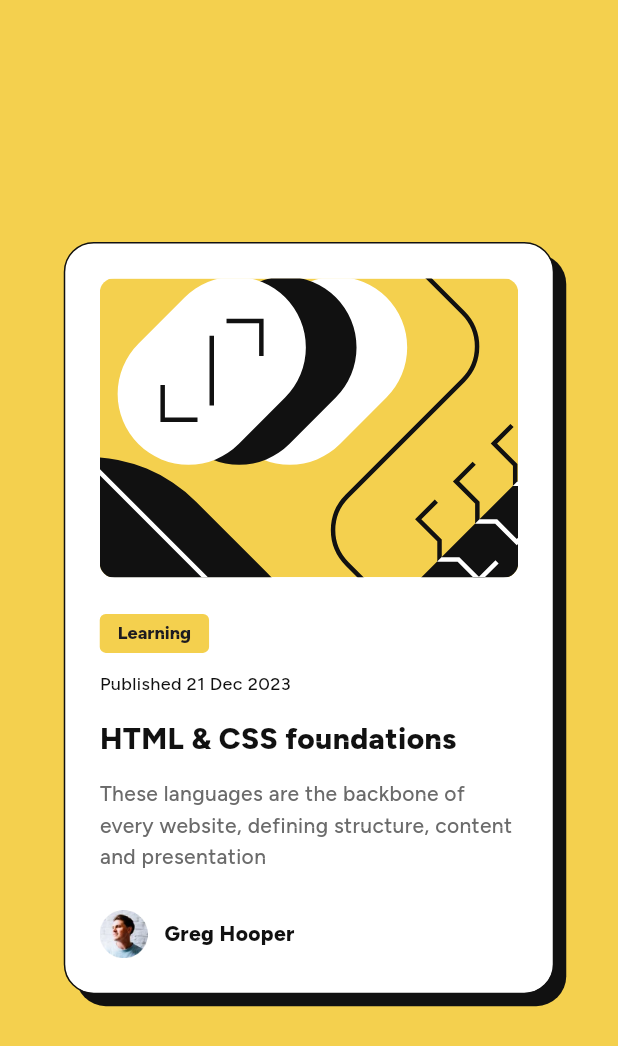
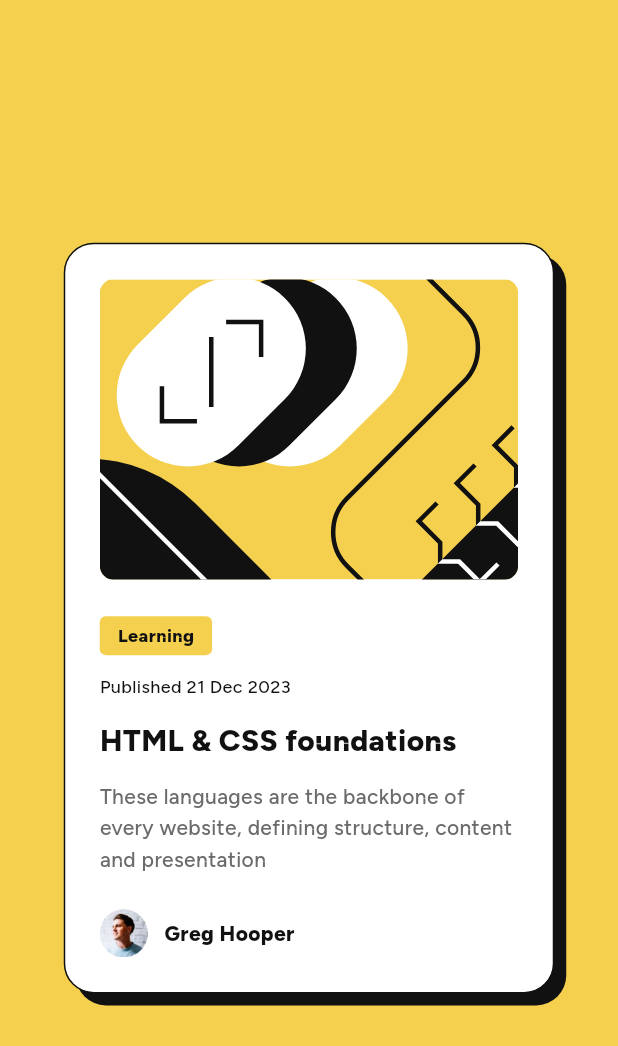
Before and after one commit to JustANipple/blog_preview_card, a Flutter app: the screen it shows after launch, on a phone screen of 412 x 824 dp. Shown: the top 1046 px of the screen. Run offline on Flutter 3.47's test engine with Material 3 defaults, Android fonts, the phone set to English and light mode, and no system bars; our stand-ins replace flutter_svg; missing offline and left inert: pixel_perfect.

Commit message:
moved components, completed challenge

```diff
--- /dev/null
+++ b/lib/components/card_badge.dart
@@ -0,0 +1,27 @@
+import 'package:flutter/material.dart';
+
+class CardBadge extends StatelessWidget {
+  final Color color;
+  final double hPadding;
+  final double vPadding;
+  final double borderRadius;
+  final Text text;
+
+  const CardBadge(
+      {required this.color,
+      required this.hPadding,
+      required this.vPadding,
+      required this.borderRadius,
+      required this.text,
+      super.key});
+
+  @override
+  Widget build(BuildContext context) {
+    return Container(
+      padding: EdgeInsets.symmetric(horizontal: hPadding, vertical: vPadding),
+      decoration: BoxDecoration(
+          borderRadius: BorderRadius.circular(borderRadius), color: color),
+      child: text,
+    );
+  }
+}
--- /dev/null
+++ b/lib/components/illustration.dart
@@ -0,0 +1,28 @@
+import 'package:flutter/material.dart';
+import 'package:flutter_svg/flutter_svg.dart';
+
+class Illustration extends StatelessWidget {
+  final String asset;
+  final String semanticsLabel;
+  final double? height;
+
+  const Illustration({
+    required this.asset,
+    required this.semanticsLabel,
+    required this.height,
+    super.key,
+  });
+
+  @override
+  Widget build(BuildContext context) {
+    return ClipRRect(
+      borderRadius: BorderRadius.circular(10),
+      child: SvgPicture.asset(
+        asset,
+        semanticsLabel: semanticsLabel,
+        fit: BoxFit.cover,
+        height: height,
+      ),
+    );
+  }
+}
--- /dev/null
+++ b/lib/components/picture_avatar.dart
@@ -0,0 +1,46 @@
+import 'package:blog_preview_card/constants.dart';
+import 'package:flutter/material.dart';
+
+class PictureAvatar extends StatelessWidget {
+  final String asset;
+  final double borderRadius;
+  final double width;
+  final double gap;
+  final String text;
+  final double fontSize;
+  final FontWeight fontWeight;
+  final Color color;
+
+  const PictureAvatar(
+      {required this.asset,
+      required this.borderRadius,
+      required this.width,
+      required this.gap,
+      required this.text,
+      required this.fontSize,
+      required this.fontWeight,
+      required this.color,
+      super.key});
+
+  @override
+  Widget build(BuildContext context) {
+    return Row(
+      children: [
+        Container(
+          width: width,
+          decoration: BoxDecoration(
+            borderRadius: BorderRadius.circular(borderRadius),
+          ),
+          child: Image.asset(asset),
+        ),
+        SizedBox(width: gap),
+        Text(
+          text,
+          style: TextStyle(
+              fontSize: fontSize, fontWeight: fwExtraBold, color: color),
+          textDirection: TextDirection.ltr,
+        ),
+      ],
+    );
+  }
+}
--- a/lib/constants.dart
+++ b/lib/constants.dart
@@ -6,7 +6,7 @@ const headerColor = Color.fromRGBO(17, 17, 17, 1);
 const parColor = Color.fromRGBO(107, 107, 107, 1);
 const cardColor = Color.fromRGBO(255, 255, 255, 1);
 
-const ff = "Figtree-VariableFont_wght.ttf";
+const ff = "Figtree";
 
 const fsSmall = 14.0;
 const fsRegular = 16.0;
@@ -21,3 +21,5 @@ const sp1 = 4;
 const sp2 = 8;
 const sp3 = 12;
 const sp4 = 16;
+
+const breakpoint = 600;
--- a/lib/main.dart
+++ b/lib/main.dart
@@ -1,5 +1,7 @@
+import 'package:blog_preview_card/components/card_badge.dart';
+import 'package:blog_preview_card/components/illustration.dart';
+import 'package:blog_preview_card/components/picture_avatar.dart';
 import 'package:flutter/material.dart';
-import 'package:flutter_svg/flutter_svg.dart';
 import 'package:pixel_perfect/pixel_perfect.dart';
 import 'constants.dart';
 
@@ -28,12 +30,9 @@ class BlogPreviewCard extends StatelessWidget {
 
   @override
   Widget build(BuildContext context) {
-    return PixelPerfect(
-      assetPath: "design/mobile-design.jpg",
-      scale: 1,
-      initBottom: 20,
-      initOpacity: 0.4,
-      child: Scaffold(
+    final screenWidth = MediaQuery.of(context).size.width;
+
+    return Scaffold(
       body: Center(
         child: Container(
           decoration: BoxDecoration(
@@ -43,10 +42,11 @@ class BlogPreviewCard extends StatelessWidget {
               color: cardColor,
               border: Border.all(width: 1.0, color: shadowColor),
               borderRadius: const BorderRadius.all(Radius.circular(20))),
-            constraints: const BoxConstraints(maxWidth: 327),
+          constraints:
+              BoxConstraints(maxWidth: screenWidth >= breakpoint ? 384 : 327),
           padding: const EdgeInsets.all(23),
           margin: const EdgeInsets.all(24),
-            child: const IntrinsicHeight(
+          child: IntrinsicHeight(
             child: Column(
                 mainAxisAlignment: MainAxisAlignment.start,
                 crossAxisAlignment: CrossAxisAlignment.start,
@@ -54,8 +54,9 @@ class BlogPreviewCard extends StatelessWidget {
                   Illustration(
                     asset: "assets/images/illustration-article.svg",
                     semanticsLabel: "Avatar picture",
+                    height: screenWidth >= 327 ? null : 200,
                   ),
-                    SizedBox(height: 24),
+                  const SizedBox(height: 24),
                   CardBadge(
                       color: scaffoldBackgroundColor,
                       hPadding: 12,
@@ -66,35 +67,42 @@ class BlogPreviewCard extends StatelessWidget {
                         style: TextStyle(
                             fontWeight: fwExtraBold,
                             height: lh,
-                              fontSize: 12,
-                              letterSpacing: 0),
+                            fontSize: screenWidth >= breakpoint ? 14 : 12,
+                            color: headerColor),
                         textDirection: TextDirection.ltr,
                       )),
-                    SizedBox(height: 12),
-                    SubTitle(
-                        text: "Published 21 Dec 2023",
-                        fontFamily: "Figtree",
-                        fontSize: 12,
+                  const SizedBox(height: 12),
+                  Text(
+                    "Published 21 Dec 2023",
+                    style: TextStyle(
+                        fontSize: screenWidth >= breakpoint ? 14 : 12,
                         fontWeight: fwMedium,
                         height: lh,
                         color: headerColor),
-                    SizedBox(height: 12),
-                    Title(
-                        text: "HTML & CSS foundations",
-                        fontSize: 20,
+                    textDirection: TextDirection.ltr,
+                  ),
+                  const SizedBox(height: 12),
+                  Text(
+                    "HTML & CSS foundations",
+                    style: TextStyle(
+                        fontSize: screenWidth >= breakpoint ? 24 : 20,
                         fontWeight: fwExtraBold,
                         height: lh,
                         color: headerColor),
-                    SizedBox(height: 12),
-                    Description(
-                        text:
+                    textDirection: TextDirection.ltr,
+                  ),
+                  const SizedBox(height: 12),
+                  Text(
                     "These languages are the backbone of every website, defining structure, content and presentation",
-                        fontSize: 14,
+                    style: TextStyle(
+                        fontSize: screenWidth >= breakpoint ? 16 : 14,
                         fontWeight: fwMedium,
                         height: lh,
-                        color: Color.fromRGBO(107, 107, 107, 1)),
-                    SizedBox(height: 24),
-                    PictureAvatar(
+                        color: const Color.fromRGBO(107, 107, 107, 1)),
+                    textDirection: TextDirection.ltr,
+                  ),
+                  const SizedBox(height: 22),
+                  const PictureAvatar(
                     asset: "assets/images/image-avatar.webp",
                     borderRadius: 20.0,
                     width: 32,
@@ -108,196 +116,6 @@ class BlogPreviewCard extends StatelessWidget {
           ),
         ),
       ),
-      ),
     );
   }
 }
-
-class Illustration extends StatelessWidget {
-  final String asset;
-  final String semanticsLabel;
-
-  const Illustration({
-    required this.asset,
-    required this.semanticsLabel,
-    super.key,
-  });
-
-  @override
-  Widget build(BuildContext context) {
-    return ClipRRect(
-      borderRadius: BorderRadius.circular(10),
-      child: SvgPicture.asset(
-        asset,
-        semanticsLabel: semanticsLabel,
-        fit: BoxFit.cover,
-        height: 200,
-      ),
-    );
-  }
-}
-
-class Description extends StatelessWidget {
-  final String text;
-  final double fontSize;
-  final FontWeight fontWeight;
-  final double height;
-  final Color color;
-
-  const Description({
-    required this.text,
-    required this.fontSize,
-    required this.fontWeight,
-    required this.height,
-    required this.color,
-    super.key,
-  });
-
-  @override
-  Widget build(BuildContext context) {
-    return Text(
-      softWrap: true,
-      text,
-      style: TextStyle(
-          fontSize: fontSize,
-          fontWeight: fontWeight,
-          color: color,
-          height: height),
-      textDirection: TextDirection.ltr,
-    );
-  }
-}
-
-class Title extends StatelessWidget {
-  final String text;
-  final double fontSize;
-  final FontWeight fontWeight;
-  final double height;
-  final Color color;
-
-  const Title({
-    required this.text,
-    required this.fontSize,
-    required this.fontWeight,
-    required this.height,
-    required this.color,
-    super.key,
-  });
-
-  @override
-  Widget build(BuildContext context) {
-    return Text(
-      text,
-      style: TextStyle(
-          fontSize: fontSize,
-          fontWeight: fontWeight,
-          color: color,
-          height: height),
-      textDirection: TextDirection.ltr,
-    );
-  }
-}
-
-class SubTitle extends StatelessWidget {
-  final String text;
-  final String fontFamily;
-  final double fontSize;
-  final FontWeight fontWeight;
-  final double height;
-  final Color color;
-
-  const SubTitle({
-    required this.text,
-    required this.fontFamily,
-    required this.fontSize,
-    required this.fontWeight,
-    required this.height,
-    required this.color,
-    super.key,
-  });
-
-  @override
-  Widget build(BuildContext context) {
-    return Text(
-      text,
-      style: TextStyle(
-        fontFamily: fontFamily,
-        fontSize: fontSize,
-        fontWeight: fontWeight,
-        height: height,
-        color: color,
-      ),
-      textDirection: TextDirection.ltr,
-    );
-  }
-}
-
-class CardBadge extends StatelessWidget {
-  final Color color;
-  final double hPadding;
-  final double vPadding;
-  final double borderRadius;
-  final Text text;
-
-  const CardBadge(
-      {required this.color,
-      required this.hPadding,
-      required this.vPadding,
-      required this.borderRadius,
-      required this.text,
-      super.key});
-
-  @override
-  Widget build(BuildContext context) {
-    return Container(
-      padding: EdgeInsets.symmetric(horizontal: hPadding, vertical: vPadding),
-      decoration: BoxDecoration(
-          borderRadius: BorderRadius.circular(borderRadius), color: color),
-      child: text,
-    );
-  }
-}
-
-class PictureAvatar extends StatelessWidget {
-  final String asset;
-  final double borderRadius;
-  final double width;
-  final double gap;
-  final String text;
-  final double fontSize;
-  final FontWeight fontWeight;
-  final Color color;
-
-  const PictureAvatar(
-      {required this.asset,
-      required this.borderRadius,
-      required this.width,
-      required this.gap,
-      required this.text,
-      required this.fontSize,
-      required this.fontWeight,
-      required this.color,
-      super.key});
-
-  @override
-  Widget build(BuildContext context) {
-    return Row(
-      children: [
-        Container(
-          width: width,
-          decoration: BoxDecoration(
-            borderRadius: BorderRadius.circular(borderRadius),
-          ),
-          child: Image.asset(asset),
-        ),
-        SizedBox(width: gap),
-        Text(
-          text,
-          style: TextStyle(
-              fontSize: fontSize, fontWeight: fwExtraBold, color: color),
-          textDirection: TextDirection.ltr,
-        ),
-      ],
-    );
-  }
-}
--- a/pubspec.yaml
+++ b/pubspec.yaml
@@ -76,6 +76,7 @@ flutter:
     - assets/images/illustration-article.svg
     - assets/images/image-avatar.webp
     - design/mobile-design.jpg
+    - design/desktop-design.jpg
 
   # An image asset can refer to one or more resolution-specific "variants", see
   # https://flutter.dev/to/resolution-aware-images
```
Lines whose indentation alone changed are shown as unchanged.
